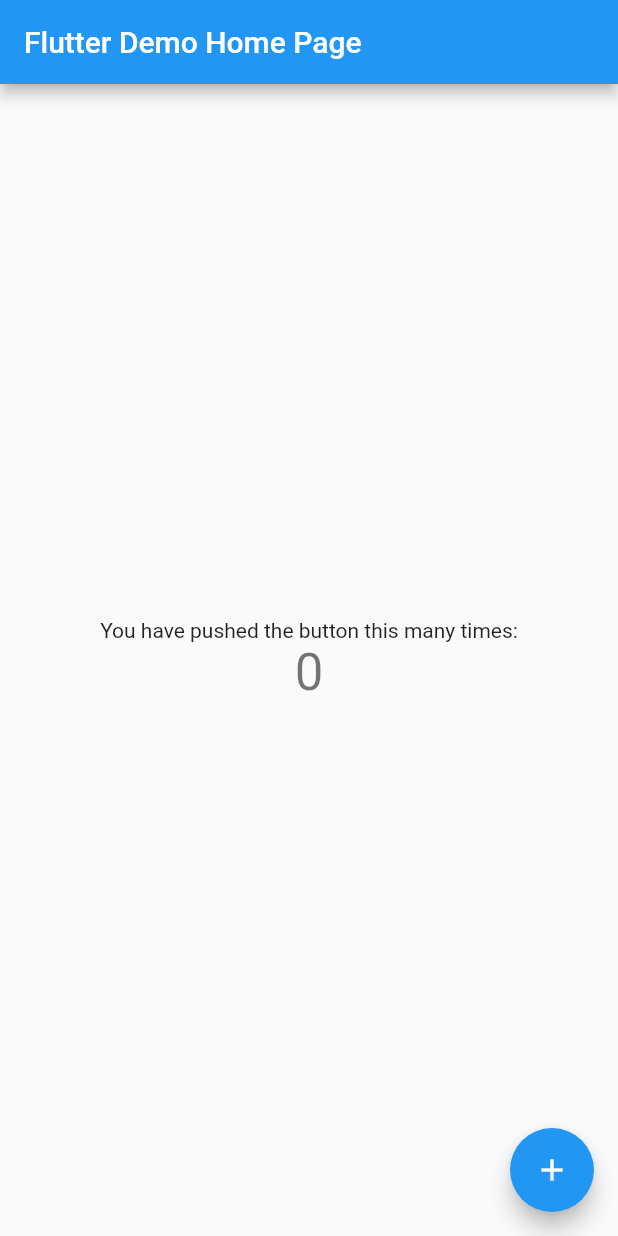
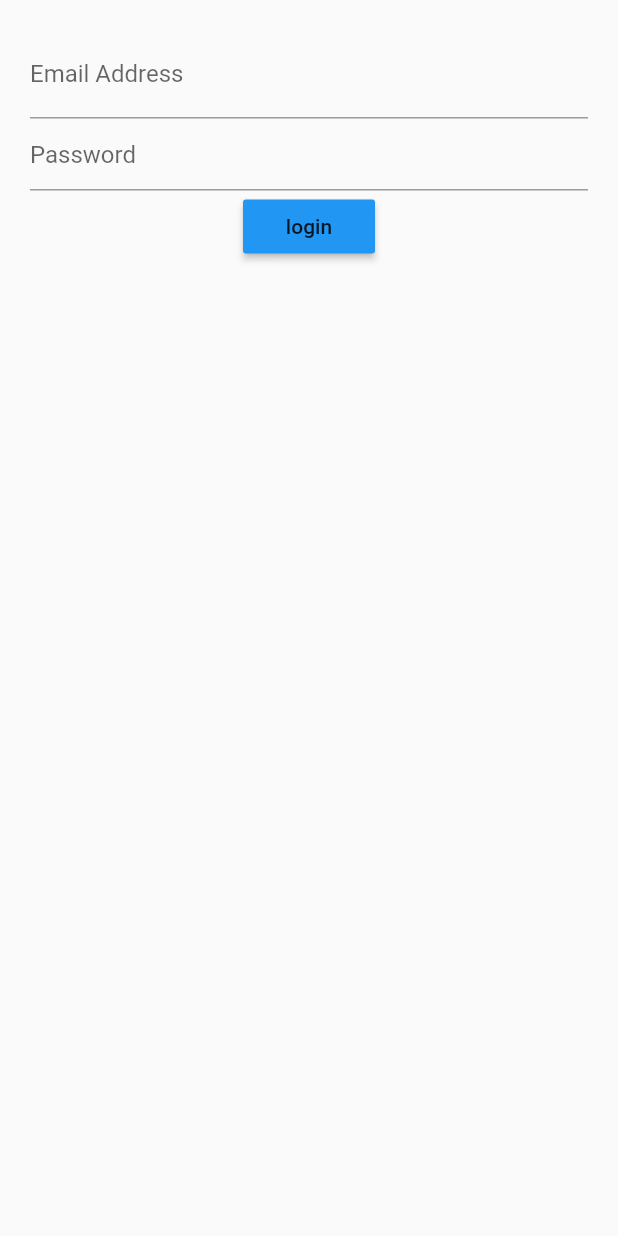
Before and after one commit to fanatic75/FlutterLoginBloc, a Flutter app: the screen it shows after launch, on a phone screen of 412 x 824 dp. Run offline on Flutter 3.47's test engine with Material 2 defaults, Android fonts, the phone set to English and light mode, and no system bars.

Commit message:
Validation of login fields with BLOC and global state in bloc.

```diff
--- /dev/null
+++ b/lib/Components/app.dart
@@ -0,0 +1,13 @@
+import 'package:flutter/material.dart';
+import "./loginscreen.dart";
+class App extends StatelessWidget{
+  @override
+  Widget build(BuildContext context) {
+    return MaterialApp(
+      title: "Bloc App",
+      home: Scaffold(
+        body: LoginScreen(),
+      ),
+    );
+  }
+}
--- /dev/null
+++ b/lib/Components/loginscreen.dart
@@ -0,0 +1,54 @@
+import "package:flutter/material.dart";
+import "../blocs/bloc.dart";
+
+class LoginScreen extends StatelessWidget {
+  @override
+  Widget build(BuildContext context) {
+    return (Container(
+      padding: EdgeInsets.all(20.0),
+      child: Column(
+        children: <Widget>[emailField(), passwordField(), submitButton()],
+      ),
+    ));
+  }
+
+  Widget emailField() {
+    return StreamBuilder(
+      stream: bloc.email,
+      builder: (context, snapshot) {
+        return TextField(
+          keyboardType: TextInputType.emailAddress,
+          onChanged: bloc.changeEmail,
+          decoration: InputDecoration(
+            hintText: "myname@example.com",
+            labelText: "Email Address",
+            errorText: snapshot.error,
+          ),
+        );
+      },
+    );
+  }
+
+  Widget passwordField() {
+    return StreamBuilder(
+        stream: bloc.password,
+        builder: (context, snapshot) {
+          return TextField(
+            obscureText: true,
+            onChanged: bloc.changePassword,
+            decoration: InputDecoration(
+              hintText: "Password",
+              errorText: snapshot.error,
+            ),
+          );
+        });
+  }
+
+  Widget submitButton() {
+    return RaisedButton(
+      child: Text("login"),
+      onPressed: () {},
+      color: Colors.blue,
+    );
+  }
+}
--- /dev/null
+++ b/lib/Mixins/validators.dart
@@ -0,0 +1,22 @@
+import "dart:async";
+
+class Validators {
+  final validateEmail = StreamTransformer<String,String>.fromHandlers(
+    handleData: ( email,sink){
+      if(email.contains("@")){
+        sink.add(email);
+      } else {
+        sink.addError("Enter a valid email");
+      }
+    }
+  );
+  final validatePassword = StreamTransformer<String,String>.fromHandlers(
+    handleData: ( password,sink){
+      if(password.length>4){
+        sink.add(password);
+      } else {
+        sink.addError("Password must be at least 4 characters");
+      }
+    }
+  );
+}
--- /dev/null
+++ b/lib/blocs/bloc.dart
@@ -0,0 +1,20 @@
+import "dart:async";
+import "../Mixins/validators.dart";
+class Bloc extends Object with Validators{
+  final _emailController =  StreamController<String>();
+  final _passwordController =  StreamController<String>();
+
+
+  Function(String) get changeEmail => _emailController.sink.add;
+  Stream<String> get email => _emailController.stream.transform(validateEmail);
+
+  Function(String) get changePassword => _passwordController.sink.add;
+  Stream<String> get password => _passwordController.stream.transform(validatePassword);
+
+  dispose(){
+    _emailController.close();
+    _passwordController.close();
+
+  }
+}
+final bloc = Bloc();
--- a/lib/main.dart
+++ b/lib/main.dart
@@ -1,111 +1,5 @@
-import 'package:flutter/material.dart';
-
-void main() => runApp(MyApp());
-
-class MyApp extends StatelessWidget {
-  // This widget is the root of your application.
-  @override
-  Widget build(BuildContext context) {
-    return MaterialApp(
-      title: 'Flutter Demo',
-      theme: ThemeData(
-        // This is the theme of your application.
-        //
-        // Try running your application with "flutter run". You'll see the
-        // application has a blue toolbar. Then, without quitting the app, try
-        // changing the primarySwatch below to Colors.green and then invoke
-        // "hot reload" (press "r" in the console where you ran "flutter run",
-        // or simply save your changes to "hot reload" in a Flutter IDE).
-        // Notice that the counter didn't reset back to zero; the application
-        // is not restarted.
-        primarySwatch: Colors.blue,
-      ),
-      home: MyHomePage(title: 'Flutter Demo Home Page'),
-    );
-  }
+import  "package:flutter/material.dart";
+import "./Components/app.dart";
+void main(){
+  runApp(App());
 }
-
-class MyHomePage extends StatefulWidget {
-  MyHomePage({Key key, this.title}) : super(key: key);
-
-  // This widget is the home page of your application. It is stateful, meaning
-  // that it has a State object (defined below) that contains fields that affect
-  // how it looks.
-
-  // This class is the configuration for the state. It holds the values (in this
-  // case the title) provided by the parent (in this case the App widget) and
-  // used by the build method of the State. Fields in a Widget subclass are
-  // always marked "final".
-
-  final String title;
-
-  @override
-  _MyHomePageState createState() => _MyHomePageState();
-}
-
-class _MyHomePageState extends State<MyHomePage> {
-  int _counter = 0;
-
-  void _incrementCounter() {
-    setState(() {
-      // This call to setState tells the Flutter framework that something has
-      // changed in this State, which causes it to rerun the build method below
-      // so that the display can reflect the updated values. If we changed
-      // _counter without calling setState(), then the build method would not be
-      // called again, and so nothing would appear to happen.
-      _counter++;
-    });
-  }
-
-  @override
-  Widget build(BuildContext context) {
-    // This method is rerun every time setState is called, for instance as done
-    // by the _incrementCounter method above.
-    //
-    // The Flutter framework has been optimized to make rerunning build methods
-    // fast, so that you can just rebuild anything that needs updating rather
-    // than having to individually change instances of widgets.
-    return Scaffold(
-      appBar: AppBar(
-        // Here we take the value from the MyHomePage object that was created by
-        // the App.build method, and use it to set our appbar title.
-        title: Text(widget.title),
-      ),
-      body: Center(
-        // Center is a layout widget. It takes a single child and positions it
-        // in the middle of the parent.
-        child: Column(
-          // Column is also layout widget. It takes a list of children and
-          // arranges them vertically. By default, it sizes itself to fit its
-          // children horizontally, and tries to be as tall as its parent.
-          //
-          // Invoke "debug painting" (press "p" in the console, choose the
-          // "Toggle Debug Paint" action from the Flutter Inspector in Android
-          // Studio, or the "Toggle Debug Paint" command in Visual Studio Code)
-          // to see the wireframe for each widget.
-          //
-          // Column has various properties to control how it sizes itself and
-          // how it positions its children. Here we use mainAxisAlignment to
-          // center the children vertically; the main axis here is the vertical
-          // axis because Columns are vertical (the cross axis would be
-          // horizontal).
-          mainAxisAlignment: MainAxisAlignment.center,
-          children: <Widget>[
-            Text(
-              'You have pushed the button this many times:',
-            ),
-            Text(
-              '$_counter',
-              style: Theme.of(context).textTheme.display1,
-            ),
-          ],
-        ),
-      ),
-      floatingActionButton: FloatingActionButton(
-        onPressed: _incrementCounter,
-        tooltip: 'Increment',
-        child: Icon(Icons.add),
-      ), // This trailing comma makes auto-formatting nicer for build methods.
-    );
-  }
-}
```
